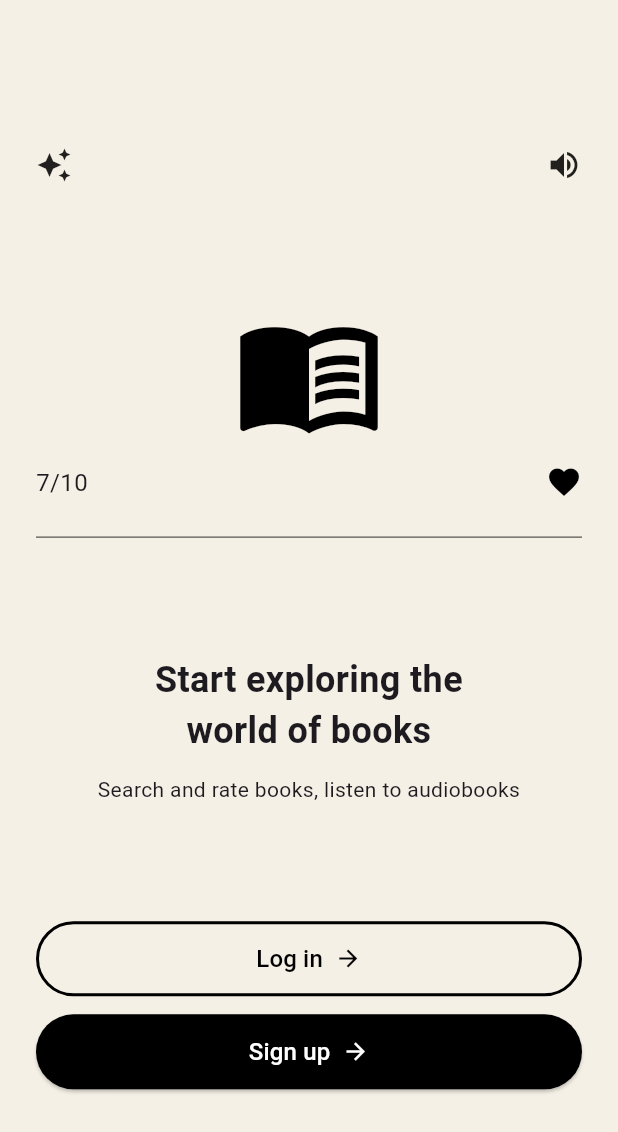
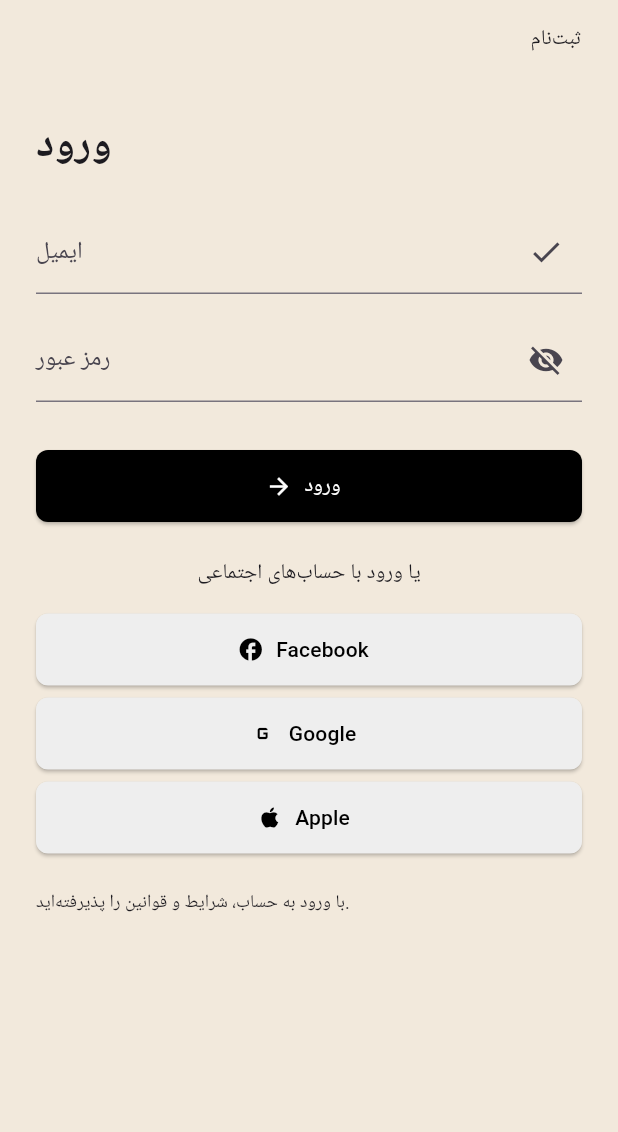
Before and after one commit to SHKiism/KetabRoo_app, a Flutter app: the screen it shows after launch, after a tap on "Log in", on a phone screen of 412 x 824 dp. Shown: the top 1132 px of the screen. Run offline on Flutter 3.47's test engine with Material 3 defaults, Android fonts, the phone set to English and light mode, and no system bars; our stand-ins replace get.

Commit message:
add signup and login screen

```diff
--- /dev/null
+++ b/lib/login_screen.dart
@@ -0,0 +1,120 @@
+import 'package:flutter/material.dart';
+import 'package:get/get.dart';
+
+class LoginScreen extends StatefulWidget {
+  const LoginScreen({super.key});
+
+  @override
+  State<LoginScreen> createState() => _LoginScreenState();
+}
+
+class _LoginScreenState extends State<LoginScreen> {
+  bool _obscurePassword = true;
+
+  final TextEditingController emailController = TextEditingController();
+  final TextEditingController passwordController = TextEditingController();
+
+  @override
+  Widget build(BuildContext context) {
+    return Scaffold(
+      backgroundColor: const Color(0xfff2e9dc),
+      body: SafeArea(
+        child: Padding(
+          padding: const EdgeInsets.symmetric(horizontal: 24, vertical: 16),
+          child: SingleChildScrollView(
+            child: Column(
+              crossAxisAlignment: CrossAxisAlignment.start,
+              children: [
+                Align(
+                  alignment: Alignment.topRight,
+                  child: GestureDetector(
+                    onTap: () => Get.toNamed('/signup'),
+                    child: const Text(
+                      "ثبت‌نام",
+                      style: TextStyle(fontWeight: FontWeight.w500),
+                    ),
+                  ),
+                ),
+                const SizedBox(height: 40),
+                const Text(
+                  "ورود",
+                  style: TextStyle(fontSize: 28, fontWeight: FontWeight.bold),
+                ),
+                const SizedBox(height: 24),
+                TextField(
+                  controller: emailController,
+                  decoration: const InputDecoration(
+                    labelText: "ایمیل",
+                    hintText: "example@gmail.com",
+                    suffixIcon: Icon(Icons.check),
+                  ),
+                ),
+                const SizedBox(height: 16),
+                TextField(
+                  controller: passwordController,
+                  obscureText: _obscurePassword,
+                  decoration: InputDecoration(
+                    labelText: "رمز عبور",
+                    suffixIcon: IconButton(
+                      icon: Icon(
+                        _obscurePassword ? Icons.visibility_off : Icons.visibility,
+                      ),
+                      onPressed: () {
+                        setState(() {
+                          _obscurePassword = !_obscurePassword;
+                        });
+                      },
+                    ),
+                  ),
+                ),
+                const SizedBox(height: 32),
+                ElevatedButton.icon(
+                  onPressed: () {
+                    // ورود
+                  },
+                  style: ElevatedButton.styleFrom(
+                    backgroundColor: Colors.black,
+                    foregroundColor: Colors.white,
+                    minimumSize: const Size(double.infinity, 48),
+                    shape: RoundedRectangleBorder(
+                      borderRadius: BorderRadius.circular(8),
+                    ),
+                  ),
+                  icon: const Icon(Icons.arrow_forward),
+                  label: const Text("ورود"),
+                ),
+                const SizedBox(height: 24),
+                const Center(child: Text("یا ورود با حساب‌های اجتماعی")),
+                const SizedBox(height: 16),
+                _socialButton("Facebook", Icons.facebook, Colors.grey.shade200),
+                const SizedBox(height: 8),
+                _socialButton("Google", Icons.g_mobiledata, Colors.grey.shade200),
+                const SizedBox(height: 8),
+                _socialButton("Apple", Icons.apple, Colors.grey.shade200),
+                const SizedBox(height: 24),
+                const Text(
+                  "با ورود به حساب، شرایط و قوانین را پذیرفته‌اید.",
+                  style: TextStyle(fontSize: 12),
+                  textAlign: TextAlign.center,
+                )
+              ],
+            ),
+          ),
+        ),
+      ),
+    );
+  }
+
+  Widget _socialButton(String text, IconData icon, Color bgColor) {
+    return ElevatedButton.icon(
+      onPressed: () {},
+      icon: Icon(icon, color: Colors.black),
+      label: Text(text, style: const TextStyle(color: Colors.black)),
+      style: ElevatedButton.styleFrom(
+        backgroundColor: bgColor,
+        minimumSize: const Size(double.infinity, 48),
+        shape: RoundedRectangleBorder(borderRadius: BorderRadius.circular(8)),
+      ),
+    );
+  }
+}
--- a/lib/main.dart
+++ b/lib/main.dart
@@ -1,14 +1,28 @@
 import 'package:flutter/material.dart';
+import 'package:get/get.dart';
 import 'package:ketab_roo_app/start_screen.dart';
+import 'package:ketab_roo_app/signup_screen.dart';
+import 'package:ketab_roo_app/login_screen.dart';
+// import 'package:ketab_roo_app/home_screen.dart'; // در صورت وجود
 
 void main() {
-  runApp(MaterialApp(
-    debugShowCheckedModeBanner: false,
-    initialRoute: '/',
-    routes: {
-      '/': (context) => const StartScreen(),
-      // '/login': (context) => const LoginScreen(), // تعریف این صفحه لازمه
-      // '/signup': (context) => const SignUpScreen(), // تعریف این صفحه لازمه
-    },
-  ));
+  runApp(const MyApp());
 }
+
+class MyApp extends StatelessWidget {
+  const MyApp({super.key});
+
+  @override
+  Widget build(BuildContext context) {
+    return GetMaterialApp(
+      debugShowCheckedModeBanner: false,
+      initialRoute: '/',
+      getPages: [
+        GetPage(name: '/', page: () => const StartScreen()),
+        GetPage(name: '/signup', page: () => const SignUpScreen()),
+        GetPage(name: '/login', page: () => const LoginScreen()),
+        // GetPage(name: '/home', page: () => const HomeScreen()), // در صورت ساختن
+      ],
+    );
+  }
+}
--- a/pubspec.yaml
+++ b/pubspec.yaml
@@ -34,6 +34,7 @@ dependencies:
   # The following adds the Cupertino Icons font to your application.
   # Use with the CupertinoIcons class for iOS style icons.
   flutter_svg:
+  get: ^4.7.2
 
 dev_dependencies:
   flutter_test:
```
Also changed, not shown: lib/signup_screen.dart (added, +137 -0 lines), pubspec.lock, 1 other file.
